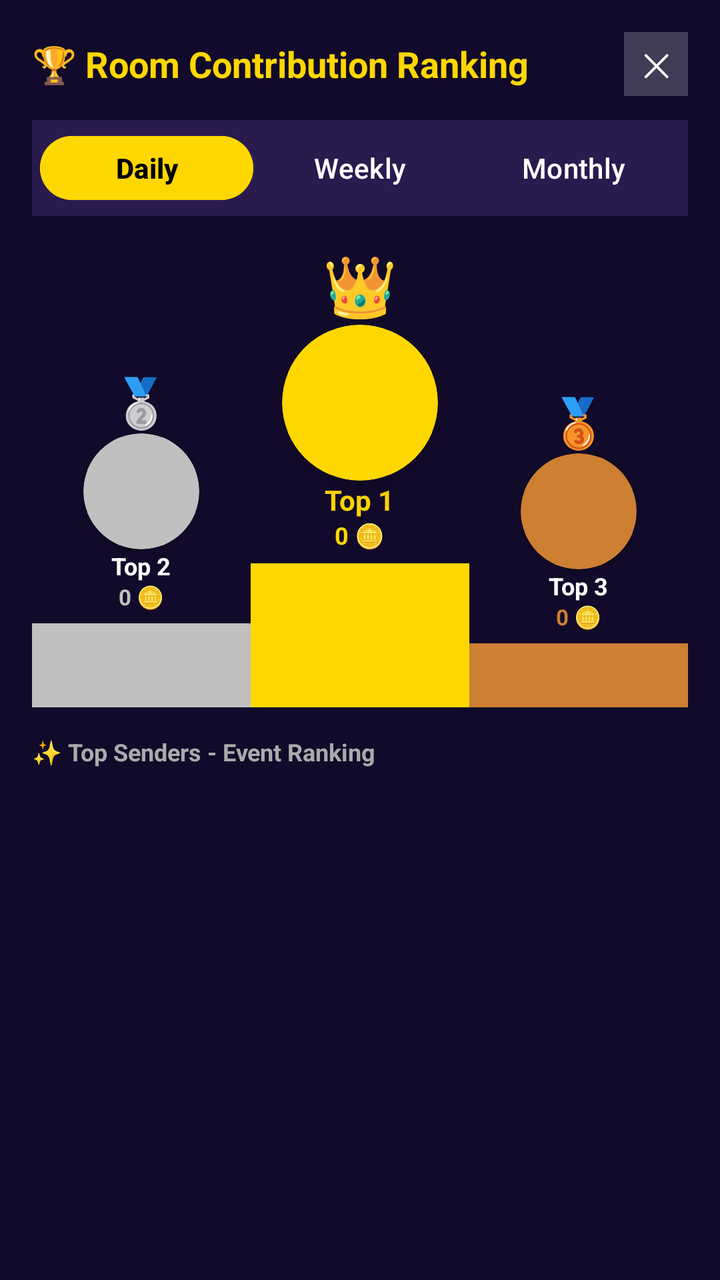
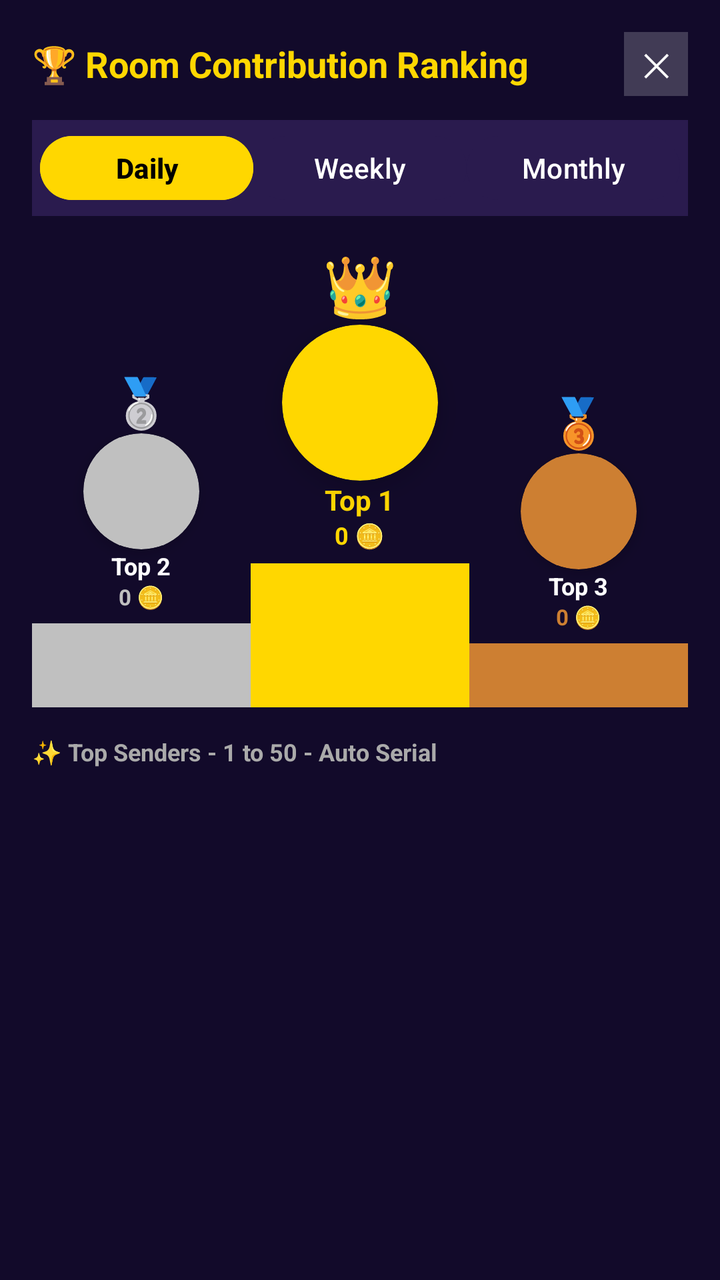

The first picture is an Android layout as it rendered before a commit; the second is the same layout after the commit. The layout source and the unified diff follow.
<!-- AndroidManifest.xml: application theme Theme.SRVoiceChat -->
<!-- res/layout/dialog_room_ranking.xml -->
<?xml version="1.0" encoding="utf-8"?>
<LinearLayout xmlns:android="http://schemas.android.com/apk/res/android"
    xmlns:app="http://schemas.android.com/apk/res-auto"
    android:layout_width="match_parent"
    android:layout_height="match_parent"
    android:orientation="vertical"
    android:background="#120A2A"
    android:padding="16dp">

    
    <LinearLayout
        android:layout_width="match_parent"
        android:layout_height="wrap_content"
        android:orientation="horizontal"
        android:gravity="center_vertical"
        android:paddingBottom="12dp">
        <TextView
            android:layout_width="0dp"
            android:layout_height="wrap_content"
            android:layout_weight="1"
            android:text="🏆 Room Contribution Ranking"
            android:textColor="#FFD700"
            android:textSize="18sp"
            android:textStyle="bold" />
        <TextView
            android:id="@+id/btnCloseRanking"
            android:layout_width="32dp"
            android:layout_height="32dp"
            android:text="✕"
            android:textColor="#FFFFFF"
            android:textSize="16sp"
            android:gravity="center"
            android:background="#33FFFFFF" />
    </LinearLayout>

    
    <LinearLayout
        android:layout_width="match_parent"
        android:layout_height="wrap_content"
        android:orientation="horizontal"
        android:background="#2A1B4E"
        android:padding="4dp"
        android:layout_marginBottom="14dp">
        <Button
            android:id="@+id/btnTabDaily"
            android:layout_width="0dp"
            android:layout_height="40dp"
            android:layout_weight="1"
            android:text="Daily"
            android:textColor="#000000"
            android:backgroundTint="#FFD700"
            android:textStyle="bold" />
        <Button
            android:id="@+id/btnTabWeekly"
            android:layout_width="0dp"
            android:layout_height="40dp"
            android:layout_weight="1"
            android:text="Weekly"
            android:textColor="#FFFFFF"
            android:backgroundTint="#2A1B4E" />
        <Button
            android:id="@+id/btnTabMonthly"
            android:layout_width="0dp"
            android:layout_height="40dp"
            android:layout_weight="1"
            android:text="Monthly"
            android:textColor="#FFFFFF"
            android:backgroundTint="#2A1B4E" />
    </LinearLayout>

    
    <LinearLayout
        android:id="@+id/layoutTop3Podium"
        android:layout_width="match_parent"
        android:layout_height="wrap_content"
        android:orientation="horizontal"
        android:gravity="bottom"
        android:layout_marginBottom="14dp">

        
        <LinearLayout
            android:layout_width="0dp"
            android:layout_height="wrap_content"
            android:layout_weight="1"
            android:orientation="vertical"
            android:gravity="center"
            android:paddingTop="22dp">
            <TextView android:layout_width="wrap_content" android:layout_height="wrap_content" android:text="🥈" android:textSize="24sp" />
            <androidx.cardview.widget.CardView android:layout_width="58dp" android:layout_height="58dp" app:cardCornerRadius="29dp" app:cardElevation="4dp" app:cardBackgroundColor="#C0C0C0">
                <ImageView android:id="@+id/imgTop2Photo" android:layout_width="54dp" android:layout_height="54dp" android:layout_gravity="center" android:scaleType="centerCrop" android:background="#C0C0C0" />
            </androidx.cardview.widget.CardView>
            <TextView android:id="@+id/txtTop2Name" android:layout_width="wrap_content" android:layout_height="wrap_content" android:text="Top 2" android:textColor="#FFFFFF" android:textSize="12sp" android:textStyle="bold" android:maxLines="1" />
            <TextView android:id="@+id/txtTop2Coins" android:layout_width="wrap_content" android:layout_height="wrap_content" android:text="0 🪙" android:textColor="#C0C0C0" android:textSize="11sp" android:textStyle="bold" />
            <View android:layout_width="match_parent" android:layout_height="42dp" android:background="#C0C0C0" android:layout_marginTop="6dp" />
        </LinearLayout>

        
        <LinearLayout
            android:layout_width="0dp"
            android:layout_height="wrap_content"
            android:layout_weight="1"
            android:orientation="vertical"
            android:gravity="center">
            <TextView android:layout_width="wrap_content" android:layout_height="wrap_content" android:text="👑" android:textSize="30sp" />
            <androidx.cardview.widget.CardView android:layout_width="78dp" android:layout_height="78dp" app:cardCornerRadius="39dp" app:cardElevation="8dp" app:cardBackgroundColor="#FFD700">
                <ImageView android:id="@+id/imgTop1Photo" android:layout_width="72dp" android:layout_height="72dp" android:layout_gravity="center" android:scaleType="centerCrop" android:background="#FFD700" />
            </androidx.cardview.widget.CardView>
            <TextView android:id="@+id/txtTop1Name" android:layout_width="wrap_content" android:layout_height="wrap_content" android:text="Top 1" android:textColor="#FFD700" android:textSize="14sp" android:textStyle="bold" android:maxLines="1" />
            <TextView android:id="@+id/txtTop1Coins" android:layout_width="wrap_content" android:layout_height="wrap_content" android:text="0 🪙" android:textColor="#FFD700" android:textSize="12sp" android:textStyle="bold" />
            <View android:layout_width="match_parent" android:layout_height="72dp" android:background="#FFD700" android:layout_marginTop="6dp" />
        </LinearLayout>

        
        <LinearLayout
            android:layout_width="0dp"
            android:layout_height="wrap_content"
            android:layout_weight="1"
            android:orientation="vertical"
            android:gravity="center"
            android:paddingTop="32dp">
            <TextView android:layout_width="wrap_content" android:layout_height="wrap_content" android:text="🥉" android:textSize="24sp" />
            <androidx.cardview.widget.CardView android:layout_width="58dp" android:layout_height="58dp" app:cardCornerRadius="29dp" app:cardElevation="4dp" app:cardBackgroundColor="#CD7F32">
                <ImageView android:id="@+id/imgTop3Photo" android:layout_width="54dp" android:layout_height="54dp" android:layout_gravity="center" android:scaleType="centerCrop" android:background="#CD7F32" />
            </androidx.cardview.widget.CardView>
            <TextView android:id="@+id/txtTop3Name" android:layout_width="wrap_content" android:layout_height="wrap_content" android:text="Top 3" android:textColor="#FFFFFF" android:textSize="12sp" android:textStyle="bold" android:maxLines="1" />
            <TextView android:id="@+id/txtTop3Coins" android:layout_width="wrap_content" android:layout_height="wrap_content" android:text="0 🪙" android:textColor="#CD7F32" android:textSize="11sp" android:textStyle="bold" />
            <View android:layout_width="match_parent" android:layout_height="32dp" android:background="#CD7F32" android:layout_marginTop="6dp" />
        </LinearLayout>
    </LinearLayout>

    <TextView
        android:layout_width="match_parent"
        android:layout_height="wrap_content"
        android:text="✨ Top Senders - Event Ranking"
        android:textColor="#AAAAAA"
        android:textSize="12sp"
        android:textStyle="bold"
        android:paddingBottom="8dp" />

    
    <ScrollView
        android:layout_width="match_parent"
        android:layout_height="match_parent"
        android:fillViewport="true">
        <LinearLayout
            android:id="@+id/rankingListContainer"
            android:layout_width="match_parent"
            android:layout_height="wrap_content"
            android:orientation="vertical" />
    </ScrollView>
</LinearLayout>
<!-- resources referenced by this layout -->
<resources>
  <style name="Theme.SRVoiceChat" parent="Theme.Material3.DayNight.NoActionBar">
          <item name="colorPrimary">#FF4081</item>
          <item name="android:statusBarColor">#FF4081</item>
          <item name="android:windowLightStatusBar">true</item>
      </style>
</resources>

<!-- the commit's change to res/layout/dialog_room_ranking.xml (unified diff, before → after) -->
@@ -69,83 +69,92 @@
     </LinearLayout>
 
     
-    <LinearLayout
-        android:id="@+id/layoutTop3Podium"
-        android:layout_width="match_parent"
-        android:layout_height="wrap_content"
-        android:orientation="horizontal"
-        android:gravity="bottom"
-        android:layout_marginBottom="14dp">
-
-        
-        <LinearLayout
-            android:layout_width="0dp"
-            android:layout_height="wrap_content"
-            android:layout_weight="1"
-            android:orientation="vertical"
-            android:gravity="center"
-            android:paddingTop="22dp">
-            <TextView android:layout_width="wrap_content" android:layout_height="wrap_content" android:text="🥈" android:textSize="24sp" />
-            <androidx.cardview.widget.CardView android:layout_width="58dp" android:layout_height="58dp" app:cardCornerRadius="29dp" app:cardElevation="4dp" app:cardBackgroundColor="#C0C0C0">
-                <ImageView android:id="@+id/imgTop2Photo" android:layout_width="54dp" android:layout_height="54dp" android:layout_gravity="center" android:scaleType="centerCrop" android:background="#C0C0C0" />
-            </androidx.cardview.widget.CardView>
-            <TextView android:id="@+id/txtTop2Name" android:layout_width="wrap_content" android:layout_height="wrap_content" android:text="Top 2" android:textColor="#FFFFFF" android:textSize="12sp" android:textStyle="bold" android:maxLines="1" />
-            <TextView android:id="@+id/txtTop2Coins" android:layout_width="wrap_content" android:layout_height="wrap_content" android:text="0 🪙" android:textColor="#C0C0C0" android:textSize="11sp" android:textStyle="bold" />
-            <View android:layout_width="match_parent" android:layout_height="42dp" android:background="#C0C0C0" android:layout_marginTop="6dp" />
-        </LinearLayout>
-
-        
-        <LinearLayout
-            android:layout_width="0dp"
-            android:layout_height="wrap_content"
-            android:layout_weight="1"
-            android:orientation="vertical"
-            android:gravity="center">
-            <TextView android:layout_width="wrap_content" android:layout_height="wrap_content" android:text="👑" android:textSize="30sp" />
-            <androidx.cardview.widget.CardView android:layout_width="78dp" android:layout_height="78dp" app:cardCornerRadius="39dp" app:cardElevation="8dp" app:cardBackgroundColor="#FFD700">
-                <ImageView android:id="@+id/imgTop1Photo" android:layout_width="72dp" android:layout_height="72dp" android:layout_gravity="center" android:scaleType="centerCrop" android:background="#FFD700" />
-            </androidx.cardview.widget.CardView>
-            <TextView android:id="@+id/txtTop1Name" android:layout_width="wrap_content" android:layout_height="wrap_content" android:text="Top 1" android:textColor="#FFD700" android:textSize="14sp" android:textStyle="bold" android:maxLines="1" />
-            <TextView android:id="@+id/txtTop1Coins" android:layout_width="wrap_content" android:layout_height="wrap_content" android:text="0 🪙" android:textColor="#FFD700" android:textSize="12sp" android:textStyle="bold" />
-            <View android:layout_width="match_parent" android:layout_height="72dp" android:background="#FFD700" android:layout_marginTop="6dp" />
-        </LinearLayout>
-
-        
-        <LinearLayout
-            android:layout_width="0dp"
-            android:layout_height="wrap_content"
-            android:layout_weight="1"
-            android:orientation="vertical"
-            android:gravity="center"
-            android:paddingTop="32dp">
-            <TextView android:layout_width="wrap_content" android:layout_height="wrap_content" android:text="🥉" android:textSize="24sp" />
-            <androidx.cardview.widget.CardView android:layout_width="58dp" android:layout_height="58dp" app:cardCornerRadius="29dp" app:cardElevation="4dp" app:cardBackgroundColor="#CD7F32">
-                <ImageView android:id="@+id/imgTop3Photo" android:layout_width="54dp" android:layout_height="54dp" android:layout_gravity="center" android:scaleType="centerCrop" android:background="#CD7F32" />
-            </androidx.cardview.widget.CardView>
-            <TextView android:id="@+id/txtTop3Name" android:layout_width="wrap_content" android:layout_height="wrap_content" android:text="Top 3" android:textColor="#FFFFFF" android:textSize="12sp" android:textStyle="bold" android:maxLines="1" />
-            <TextView android:id="@+id/txtTop3Coins" android:layout_width="wrap_content" android:layout_height="wrap_content" android:text="0 🪙" android:textColor="#CD7F32" android:textSize="11sp" android:textStyle="bold" />
-            <View android:layout_width="match_parent" android:layout_height="32dp" android:background="#CD7F32" android:layout_marginTop="6dp" />
-        </LinearLayout>
-    </LinearLayout>
-
-    <TextView
-        android:layout_width="match_parent"
-        android:layout_height="wrap_content"
-        android:text="✨ Top Senders - Event Ranking"
-        android:textColor="#AAAAAA"
-        android:textSize="12sp"
-        android:textStyle="bold"
-        android:paddingBottom="8dp" />
-
-    
     <ScrollView
         android:layout_width="match_parent"
-        android:layout_height="match_parent"
-        android:fillViewport="true">
+        android:layout_height="0dp"
+        android:layout_weight="1"
+        android:fillViewport="true"
+        android:scrollbars="vertical">
         <LinearLayout
-            android:id="@+id/rankingListContainer"
             android:layout_width="match_parent"
             android:layout_height="wrap_content"
-            android:orientation="vertical" />
+            android:orientation="vertical">
+
+            
+            <LinearLayout
+                android:id="@+id/layoutTop3Podium"
+                android:layout_width="match_parent"
+                android:layout_height="wrap_content"
+                android:orientation="horizontal"
+                android:gravity="bottom"
+                android:layout_marginBottom="14dp">
+
+                
+                <LinearLayout
+                    android:layout_width="0dp"
+                    android:layout_height="wrap_content"
+                    android:layout_weight="1"
+                    android:orientation="vertical"
+                    android:gravity="center"
+                    android:paddingTop="22dp">
+                    <TextView android:layout_width="wrap_content" android:layout_height="wrap_content" android:text="🥈" android:textSize="24sp" />
+                    <androidx.cardview.widget.CardView android:layout_width="58dp" android:layout_height="58dp" app:cardCornerRadius="29dp" app:cardElevation="4dp" app:cardBackgroundColor="#C0C0C0">
+                        <ImageView android:id="@+id/imgTop2Photo" android:layout_width="54dp" android:layout_height="54dp" android:layout_gravity="center" android:scaleType="centerCrop" android:background="#C0C0C0" />
+                    </androidx.cardview.widget.CardView>
+                    <TextView android:id="@+id/txtTop2Name" android:layout_width="wrap_content" android:layout_height="wrap_content" android:text="Top 2" android:textColor="#FFFFFF" android:textSize="12sp" android:textStyle="bold" android:maxLines="1" />
+                    <TextView android:id="@+id/txtTop2Coins" android:layout_width="wrap_content" android:layout_height="wrap_content" android:text="0 🪙" android:textColor="#C0C0C0" android:textSize="11sp" android:textStyle="bold" />
+                    <View android:layout_width="match_parent" android:layout_height="42dp" android:background="#C0C0C0" android:layout_marginTop="6dp" />
+                </LinearLayout>
+
+                
+                <LinearLayout
+                    android:layout_width="0dp"
+                    android:layout_height="wrap_content"
+                    android:layout_weight="1"
+                    android:orientation="vertical"
+                    android:gravity="center">
+                    <TextView android:layout_width="wrap_content" android:layout_height="wrap_content" android:text="👑" android:textSize="30sp" />
+                    <androidx.cardview.widget.CardView android:layout_width="78dp" android:layout_height="78dp" app:cardCornerRadius="39dp" app:cardElevation="8dp" app:cardBackgroundColor="#FFD700">
+                        <ImageView android:id="@+id/imgTop1Photo" android:layout_width="72dp" android:layout_height="72dp" android:layout_gravity="center" android:scaleType="centerCrop" android:background="#FFD700" />
+                    </androidx.cardview.widget.CardView>
+                    <TextView android:id="@+id/txtTop1Name" android:layout_width="wrap_content" android:layout_height="wrap_content" android:text="Top 1" android:textColor="#FFD700" android:textSize="14sp" android:textStyle="bold" android:maxLines="1" />
+                    <TextView android:id="@+id/txtTop1Coins" android:layout_width="wrap_content" android:layout_height="wrap_content" android:text="0 🪙" android:textColor="#FFD700" android:textSize="12sp" android:textStyle="bold" />
+                    <View android:layout_width="match_parent" android:layout_height="72dp" android:background="#FFD700" android:layout_marginTop="6dp" />
+                </LinearLayout>
+
+                
+                <LinearLayout
+                    android:layout_width="0dp"
+                    android:layout_height="wrap_content"
+                    android:layout_weight="1"
+                    android:orientation="vertical"
+                    android:gravity="center"
+                    android:paddingTop="32dp">
+                    <TextView android:layout_width="wrap_content" android:layout_height="wrap_content" android:text="🥉" android:textSize="24sp" />
+                    <androidx.cardview.widget.CardView android:layout_width="58dp" android:layout_height="58dp" app:cardCornerRadius="29dp" app:cardElevation="4dp" app:cardBackgroundColor="#CD7F32">
+                        <ImageView android:id="@+id/imgTop3Photo" android:layout_width="54dp" android:layout_height="54dp" android:layout_gravity="center" android:scaleType="centerCrop" android:background="#CD7F32" />
+                    </androidx.cardview.widget.CardView>
+                    <TextView android:id="@+id/txtTop3Name" android:layout_width="wrap_content" android:layout_height="wrap_content" android:text="Top 3" android:textColor="#FFFFFF" android:textSize="12sp" android:textStyle="bold" android:maxLines="1" />
+                    <TextView android:id="@+id/txtTop3Coins" android:layout_width="wrap_content" android:layout_height="wrap_content" android:text="0 🪙" android:textColor="#CD7F32" android:textSize="11sp" android:textStyle="bold" />
+                    <View android:layout_width="match_parent" android:layout_height="32dp" android:background="#CD7F32" android:layout_marginTop="6dp" />
+                </LinearLayout>
+            </LinearLayout>
+
+            <TextView
+                android:layout_width="match_parent"
+                android:layout_height="wrap_content"
+                android:text="✨ Top Senders - 1 to 50 - Auto Serial"
+                android:textColor="#AAAAAA"
+                android:textSize="12sp"
+                android:textStyle="bold"
+                android:paddingBottom="8dp" />
+
+            
+            <LinearLayout
+                android:id="@+id/rankingListContainer"
+                android:layout_width="match_parent"
+                android:layout_height="wrap_content"
+                android:orientation="vertical" />
+        </LinearLayout>
     </ScrollView>
 </LinearLayout>
